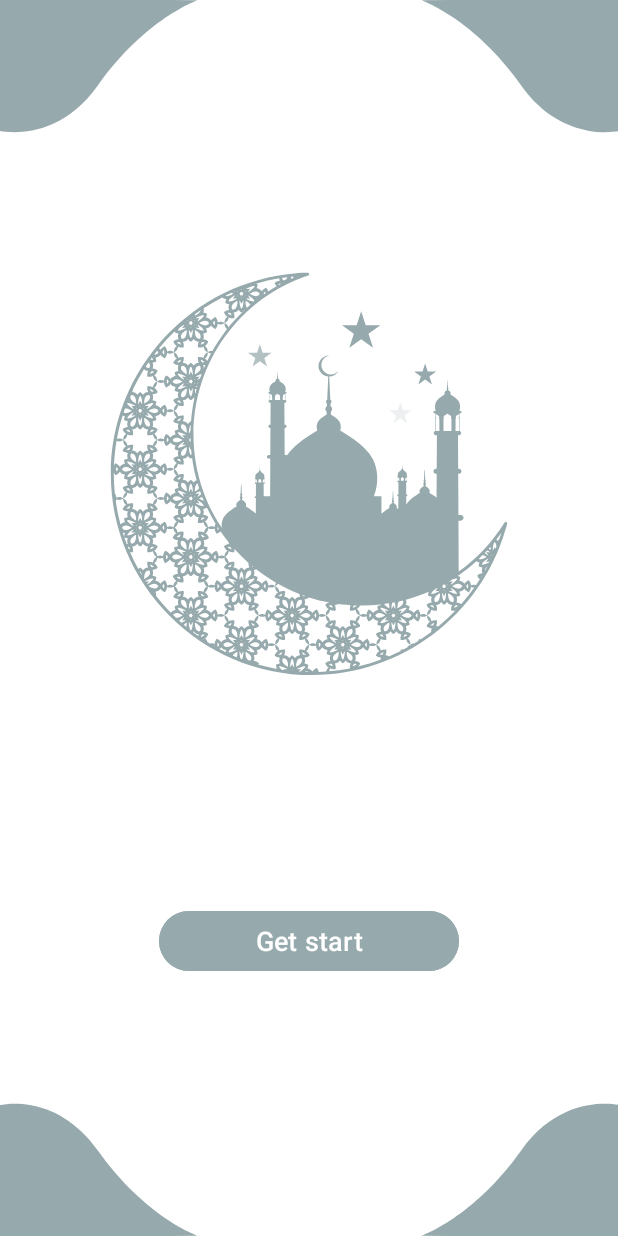
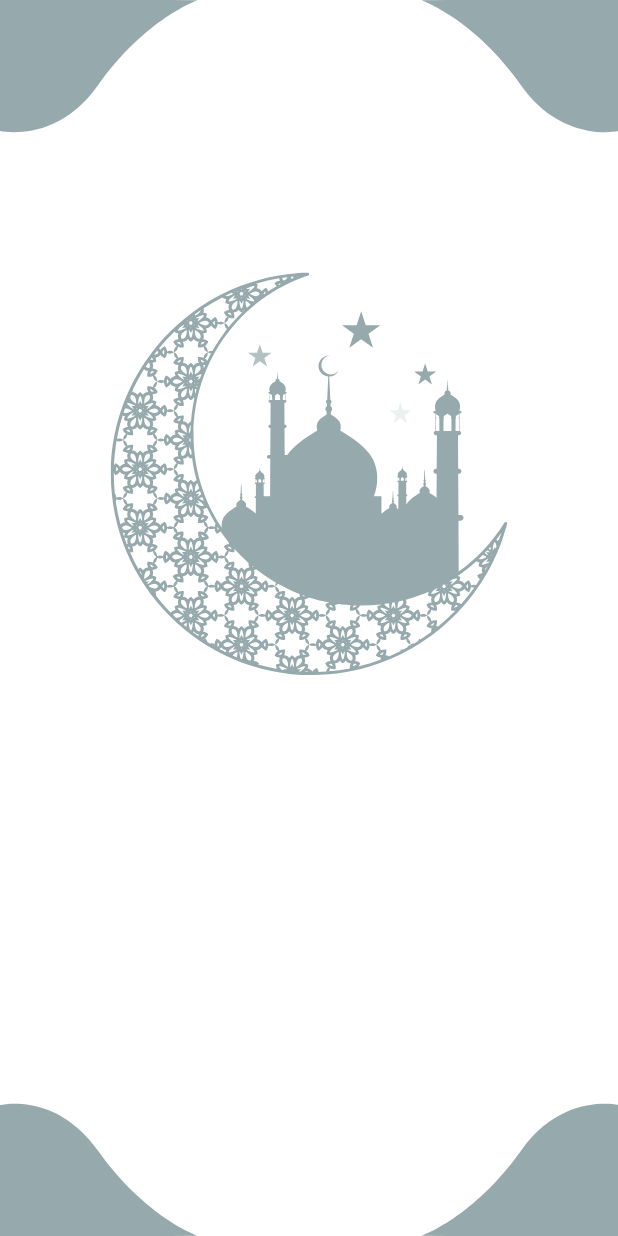
Before and after one commit to AliAlashwall/ramadan-karim, an Android app: the screen it shows after launch (MainActivity), on a phone screen of 412 x 824 dp. Run offline under Robolectric (Android 15) with nearby library versions, the phone set to English and light mode, and no system bars.

Commit message:
Main commit

```diff
--- a/app/src/main/java/com/example/ramadan_karim/MainActivity.kt
+++ b/app/src/main/java/com/example/ramadan_karim/MainActivity.kt
@@ -3,19 +3,16 @@ package com.example.ramadan_karim
 import android.annotation.SuppressLint
 import androidx.appcompat.app.AppCompatActivity
 import android.os.Bundle
-import androidx.fragment.app.Fragment
 import com.example.ramadan_karim.databinding.ActivityMainBinding
 import java.io.BufferedReader
 import java.io.InputStreamReader
 class MainActivity : AppCompatActivity() {
     private lateinit var binding: ActivityMainBinding
      private val baseFragment = OneFragment()
-
     override fun onCreate(savedInstanceState: Bundle?) {
         super.onCreate(savedInstanceState)
         binding = ActivityMainBinding.inflate(layoutInflater)
         setContentView(binding.root)
-
         parseFile()
         initFragment()
         callBack()
@@ -26,11 +23,8 @@ class MainActivity : AppCompatActivity() {
         transaction.commit()
     }
     private fun callBack() {
+
         binding.apply {
-            startButton.setOnClickListener {
-                removeFragment(baseFragment)
-                binding.startButton.elevation = -10F
-            }
             n.setOnClickListener {
                 bindDay(DataManager.getNextDay())
             }
@@ -60,9 +54,5 @@ class MainActivity : AppCompatActivity() {
             Isha.text = "Isha ${" ".repeat(50)} ${day.Isha}"
         }
     }
-    private fun removeFragment(fragment: Fragment) {
-        val transaction = supportFragmentManager.beginTransaction()
-        transaction.remove(fragment)
-        transaction.commit()
-    }
+
 }
--- a/app/src/main/res/layout/activity_main.xml
+++ b/app/src/main/res/layout/activity_main.xml
@@ -162,16 +162,5 @@
         android:layout_height="match_parent"
         />
 
-    <Button
-        android:id="@+id/startButton"
-        android:layout_width="200dp"
-        android:layout_height="wrap_content"
-        android:backgroundTint="#96A9AC"
-        android:text="@string/get_start"
-        android:textSize="18sp"
-        app:layout_constraintBottom_toBottomOf="@id/Maghrib"
-        app:layout_constraintEnd_toEndOf="parent"
-        app:layout_constraintStart_toStartOf="parent"
-        app:layout_constraintTop_toTopOf="@+id/Maghrib" />
 
 </androidx.constraintlayout.motion.widget.MotionLayout>
```
